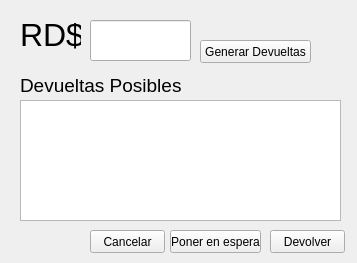
fernandoperez0330/Gestor-Monedas, file devolver.ui: the form before one commit.
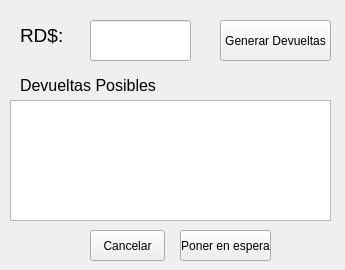
The form after the commit. Icons and pictures are not drawn.

Commit message: Font size de los formularios, modificado

Patch:
```diff
--- a/devolver.ui
+++ b/devolver.ui
@@ -6,8 +6,8 @@
    <rect>
     <x>0</x>
     <y>0</y>
-    <width>357</width>
-    <height>263</height>
+    <width>345</width>
+    <height>270</height>
    </rect>
   </property>
   <property name="windowTitle">
@@ -41,7 +41,7 @@
 &lt;html&gt;&lt;head&gt;&lt;meta name=&quot;qrichtext&quot; content=&quot;1&quot; /&gt;&lt;style type=&quot;text/css&quot;&gt;
 p, li { white-space: pre-wrap; }
 &lt;/style&gt;&lt;/head&gt;&lt;body style=&quot; font-family:'MS Shell Dlg 2'; font-size:8.25pt; font-weight:400; font-style:normal;&quot;&gt;
-&lt;p style=&quot; margin-top:0px; margin-bottom:0px; margin-left:0px; margin-right:0px; -qt-block-indent:0; text-indent:0px;&quot;&gt;&lt;span style=&quot; font-size:24pt;&quot;&gt;RD$&lt;/span&gt;&lt;/p&gt;&lt;/body&gt;&lt;/html&gt;</string>
+&lt;p style=&quot; margin-top:0px; margin-bottom:0px; margin-left:0px; margin-right:0px; -qt-block-indent:0; text-indent:0px;&quot;&gt;&lt;span style=&quot; font-size:14pt;&quot;&gt;RD$:&lt;/span&gt;&lt;/p&gt;&lt;/body&gt;&lt;/html&gt;</string>
    </property>
   </widget>
   <widget class="QLabel" name="label_2">
@@ -55,33 +55,20 @@
    </property>
    <property name="font">
     <font>
-     <pointsize>14</pointsize>
+     <pointsize>12</pointsize>
     </font>
    </property>
    <property name="text">
     <string>Devueltas Posibles</string>
    </property>
   </widget>
-  <widget class="QPushButton" name="btnDevolver">
-   <property name="geometry">
-    <rect>
-     <x>270</x>
-     <y>230</y>
-     <width>75</width>
-     <height>23</height>
-    </rect>
-   </property>
-   <property name="text">
-    <string>Devolver</string>
-   </property>
-  </widget>
   <widget class="QPushButton" name="btnPonerEspera">
    <property name="geometry">
     <rect>
-     <x>170</x>
+     <x>180</x>
      <y>230</y>
      <width>91</width>
-     <height>23</height>
+     <height>31</height>
     </rect>
    </property>
    <property name="text">
@@ -94,7 +81,7 @@
      <x>90</x>
      <y>230</y>
      <width>75</width>
-     <height>23</height>
+     <height>31</height>
     </rect>
    </property>
    <property name="text">
@@ -104,10 +91,10 @@
   <widget class="QPushButton" name="btnGenerar">
    <property name="geometry">
     <rect>
-     <x>200</x>
-     <y>40</y>
+     <x>220</x>
+     <y>20</y>
      <width>111</width>
-     <height>23</height>
+     <height>41</height>
     </rect>
    </property>
    <property name="text">
@@ -117,7 +104,7 @@
   <widget class="QTableWidget" name="tableWidget">
    <property name="geometry">
     <rect>
-     <x>20</x>
+     <x>10</x>
      <y>100</y>
      <width>321</width>
      <height>121</height>
```
The commit also changes 2 other files.
